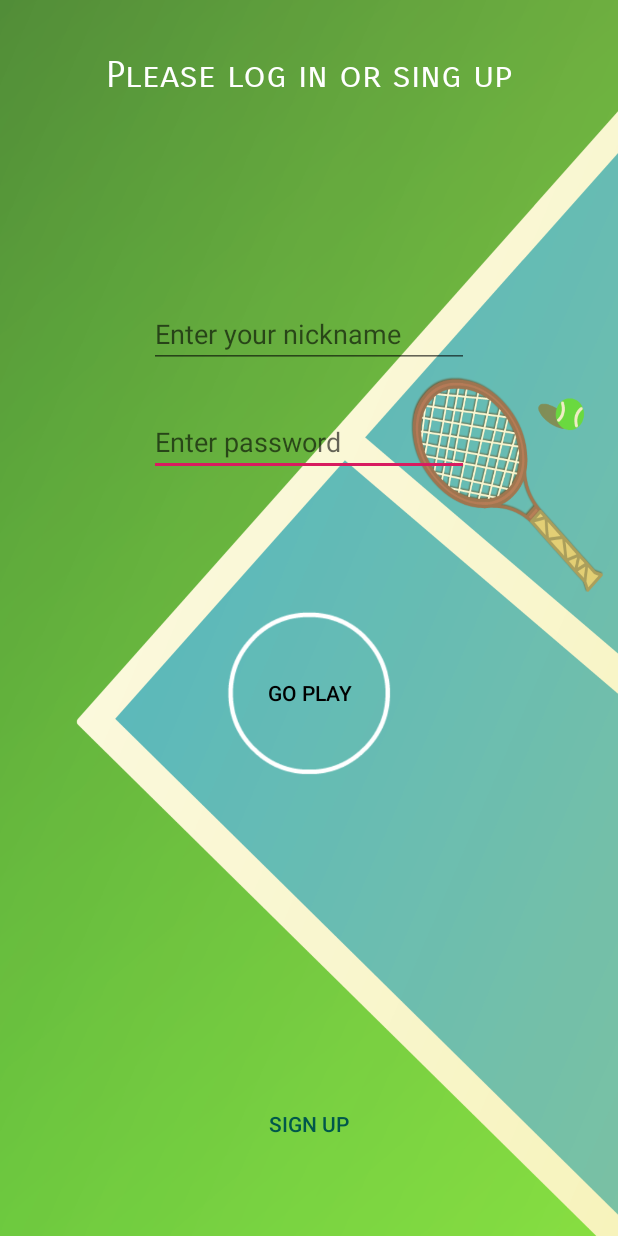
After one commit to LJerk/AndroidProject, an Android app: the layout login.xml on its own in the app's theme, with its tools: preview values and no code run, on a phone screen of 412 x 824 dp. The commit adds this screen. Run offline under Robolectric (Android 15) with nearby library versions, the phone set to English and light mode, and no system bars.

Commit message:
add login and sign layouts

```diff
--- /dev/null
+++ b/app/src/main/res/layout/login.xml
@@ -0,0 +1,76 @@
+<?xml version="1.0" encoding="utf-8"?>
+<androidx.constraintlayout.widget.ConstraintLayout xmlns:android="http://schemas.android.com/apk/res/android"
+    xmlns:app="http://schemas.android.com/apk/res-auto"
+    android:layout_width="match_parent"
+    android:layout_height="match_parent"
+    android:background="@drawable/background">
+
+    <TextView
+        android:id="@+id/HelloWords"
+        android:layout_width="wrap_content"
+        android:layout_height="wrap_content"
+        android:layout_marginTop="35dp"
+        android:fontFamily="sans-serif-smallcaps"
+        android:text="@string/HelloWords"
+        android:textColor="@android:color/background_light"
+        android:textSize="24sp"
+        app:layout_constraintLeft_toLeftOf="parent"
+        app:layout_constraintRight_toRightOf="parent"
+        app:layout_constraintTop_toTopOf="parent" />
+
+    <EditText
+        android:id="@+id/editText2"
+        android:layout_width="wrap_content"
+        android:layout_height="wrap_content"
+        android:layout_marginTop="272dp"
+        android:ems="10"
+        android:hint="@string/EnterPass"
+        android:inputType="textPassword"
+        android:textColor="@android:color/background_light"
+        app:layout_constraintLeft_toLeftOf="parent"
+        app:layout_constraintRight_toRightOf="parent"
+        app:layout_constraintTop_toTopOf="parent"
+        android:importantForAutofill="no"/>
+
+    <EditText
+        android:id="@+id/editText"
+        android:layout_width="wrap_content"
+        android:layout_height="wrap_content"
+        android:layout_marginTop="200dp"
+        android:ems="10"
+        android:hint="@string/EnterLogin"
+        android:inputType="text"
+        android:textColor="@android:color/background_light"
+        app:layout_constraintLeft_toLeftOf="parent"
+        app:layout_constraintRight_toRightOf="parent"
+        app:layout_constraintTop_toTopOf="parent"
+        android:importantForAutofill="no"/>
+
+    <Button
+        android:id="@+id/button"
+        style="?android:attr/borderlessButtonStyle"
+        android:layout_width="120dp"
+        android:layout_height="120dp"
+        android:layout_marginTop="100dp"
+        android:background="@drawable/spherebutton"
+        android:text="@string/GoPlay"
+        android:textColor="@android:color/black"
+        app:layout_constraintBottom_toBottomOf="parent"
+        app:layout_constraintLeft_toLeftOf="parent"
+        app:layout_constraintRight_toRightOf="parent"
+        app:layout_constraintTop_toTopOf="parent" />
+
+    <Button
+        android:id="@+id/button2"
+        style="?android:attr/borderlessButtonStyle"
+        android:layout_width="120dp"
+        android:layout_height="50dp"
+        android:layout_marginBottom="50dp"
+        android:text="@string/SingUp"
+        android:textColor="@color/colorPrimaryDark"
+        app:layout_constraintBottom_toBottomOf="parent"
+        app:layout_constraintLeft_toLeftOf="parent"
+        app:layout_constraintRight_toRightOf="parent" />
+
+
+</androidx.constraintlayout.widget.ConstraintLayout>
--- /dev/null
+++ b/app/src/main/res/layout/prifile.xml
@@ -0,0 +1,6 @@
+<?xml version="1.0" encoding="utf-8"?>
+<androidx.constraintlayout.widget.ConstraintLayout xmlns:android="http://schemas.android.com/apk/res/android"
+    android:orientation="vertical" android:layout_width="match_parent"
+    android:layout_height="match_parent">
+
+</androidx.constraintlayout.widget.ConstraintLayout>
--- /dev/null
+++ b/app/src/main/res/layout/results.xml
@@ -0,0 +1,6 @@
+<?xml version="1.0" encoding="utf-8"?>
+<androidx.constraintlayout.widget.ConstraintLayout xmlns:android="http://schemas.android.com/apk/res/android"
+    android:orientation="vertical" android:layout_width="match_parent"
+    android:layout_height="match_parent">
+
+</androidx.constraintlayout.widget.ConstraintLayout>
--- a/app/src/main/res/values/strings.xml
+++ b/app/src/main/res/values/strings.xml
@@ -1,9 +1,12 @@
 <resources>
     <string name="app_name">TennisOnline</string>
     <string name="HelloWords">Please log in or sing up</string>
-    <string name="EnterLogin">Enter your phone number</string>
+    <string name="EnterLogin">Enter your nickname</string>
     <string name="EnterPass">Enter password</string>
     <string name="GoPlay">Go play</string>
-    <string name="SingUp">Sing up</string>
+    <string name="SingUp">Sign up</string>
+    <string name="EnterMail">Enter email</string>
+    <string name="Join">Join</string>
+    <string name="orLogIn">or log in</string>
 
 </resources>
```
Also changed, not shown: app/src/main/res/layout/activity_main.xml (+1 -56 lines), app/src/main/res/layout/singup.xml (added, +88 -0 lines), app/src/main/res/drawable/grasscolor.png (added).
